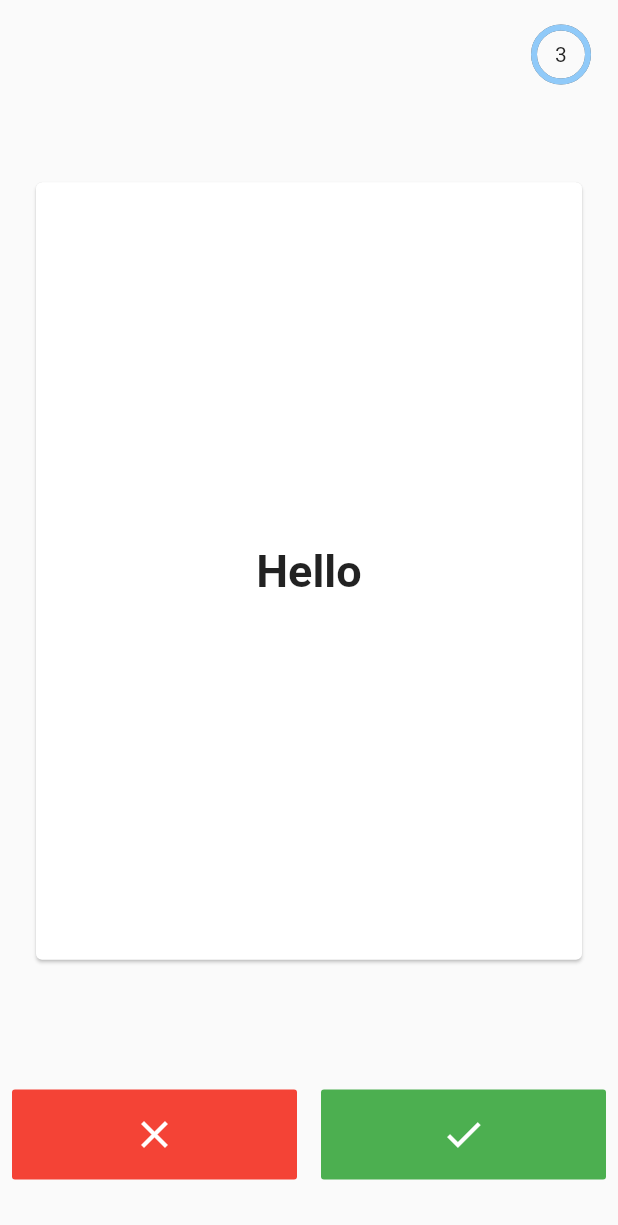
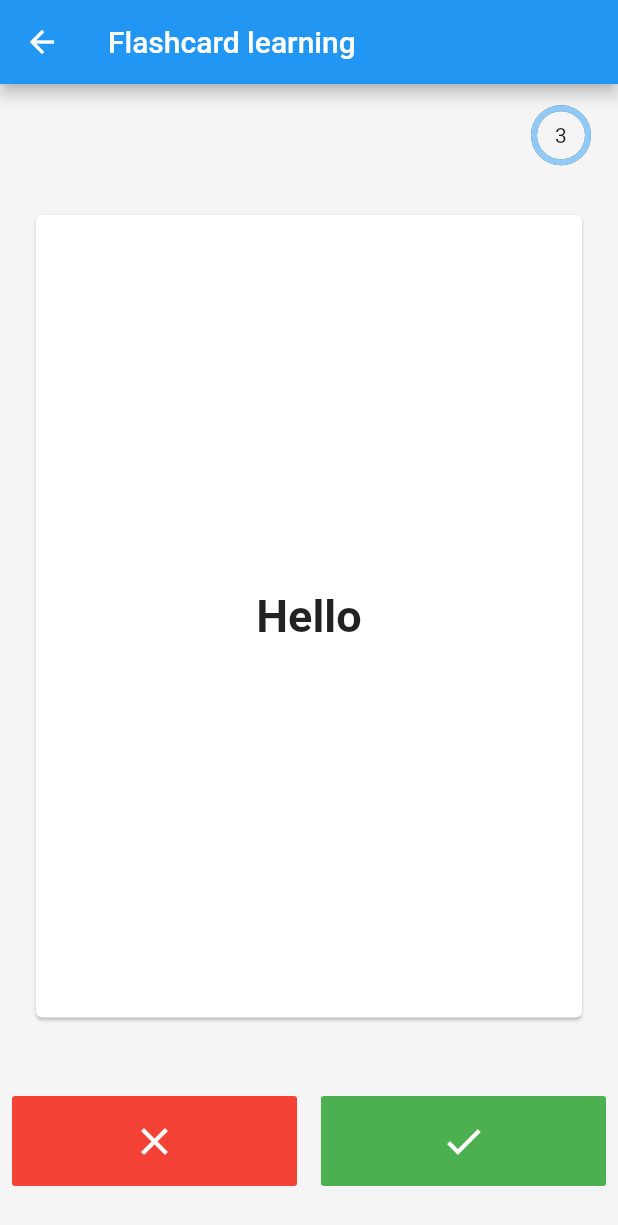
Before and after one commit to TokisakiKurumi2001/4Lingo, a Flutter app: the FlashCard screen opened directly, on a phone screen of 412 x 824 dp. Shown: the top 1225 px of the screen. Run offline on Flutter 3.47's test engine with Material 2 defaults, Android fonts, the light colour scheme and no system bars; drawn by our look-alikes of flip_card; our stand-ins replace fluttericon.

Commit message:
Fix the path from "package:four_lingo/path/to/file" to "path/to/file". Encapsulate the Flashcard widget into a Scafold in order to have PageRouter work.

```diff
--- a/lib/home/components/bottom_nav_bar/bookmark/bookmark.dart
+++ b/lib/home/components/bottom_nav_bar/bookmark/bookmark.dart
@@ -90,7 +90,10 @@ class _FlashCardState extends State<FlashCard> {
 
   @override
   Widget build(BuildContext context) {
-    return Padding(
+    return Scaffold(
+      backgroundColor: Colors.grey.shade100,
+      appBar: AppBar(title: Text('Flashcard learning')),
+      body: Padding(
         padding: EdgeInsets.symmetric(vertical: 5.0),
         child: Container(
           child: Column(
@@ -161,6 +164,7 @@ class _FlashCardState extends State<FlashCard> {
             ],
           ),
         ),
+      ),
     );
   }
 }
@@ -178,7 +182,7 @@ class _FlashCardContentState extends State<FlashCardContent> {
     return Padding(
       padding: EdgeInsets.symmetric(
         horizontal: 20.0,
-        vertical: 50.0,
+        vertical: 20.0,
       ),
       child: FlipCard(
         front: Card(
--- a/lib/home/home_page.dart
+++ b/lib/home/home_page.dart
@@ -1,6 +1,6 @@
 import 'package:flutter/material.dart';
-import 'package:four_lingo/home/components/body.dart';
-import 'package:four_lingo/home/components/bottom_nav_bar/bottom_nav_bar.dart';
+import 'components/body.dart';
+import 'components/bottom_nav_bar/bottom_nav_bar.dart';
 
 class HomeScreen extends StatelessWidget {
   @override
@@ -16,7 +16,7 @@ class HomeScreen extends StatelessWidget {
             Icons.add,
           ),
           onPressed: () {
-            //making flashcard screen popup
+            // this is actually for adding new words
           },
         ),
       ),
--- a/lib/main.dart
+++ b/lib/main.dart
@@ -1,5 +1,5 @@
 import 'package:flutter/material.dart';
-import 'package:four_lingo/home/home_page.dart';
+import 'home/home_page.dart';
 
 void main() {
   runApp(MyApp());
```
Lines whose indentation alone changed are shown as unchanged.
